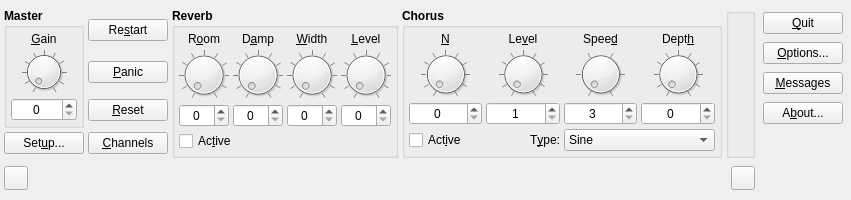
First picture: the form in src/qsynthMainForm.ui, repository rncbc/qsynth, before the edit.
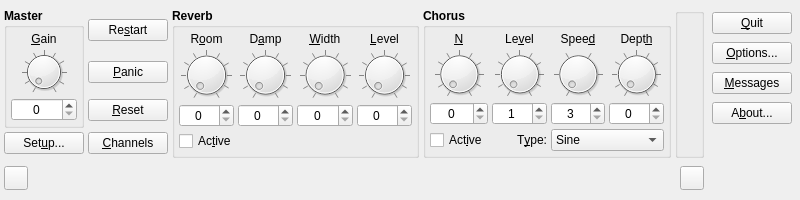
Second picture: the form after the edit. Icons and pictures are not drawn. Custom widgets are drawn as their Qt base class.

Commit message: - Main form layout has been given a little bit more slack space, just   to accomodate some longer text label translations (eg. German). (uFIX)

Diff of the .ui file:
```diff
--- a/src/qsynthMainForm.ui
+++ b/src/qsynthMainForm.ui
@@ -660,7 +660,7 @@
      </item>
      <item>
       <widget class="QGroupBox" name="ChorusGroupBox" >
-       <property name="minimumSize" >
+       <property name="maximumSize" >
         <size>
          <width>320</width>
          <height>150</height>
```
